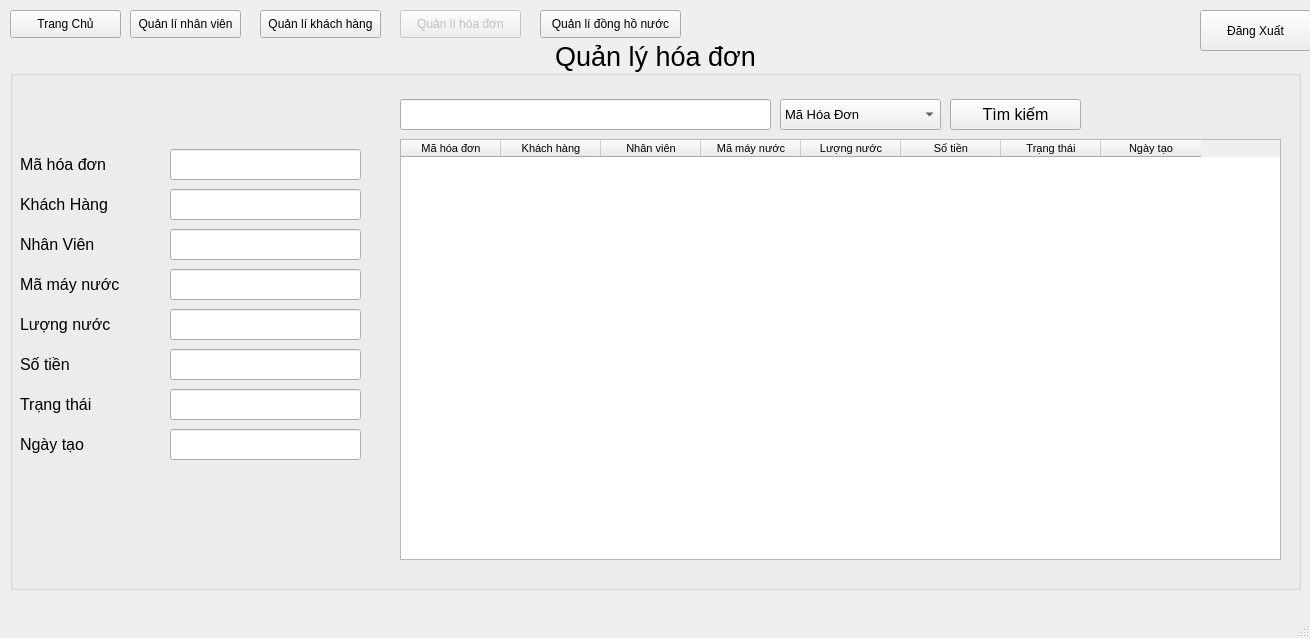
Qt form GUI/UI/QuanLyHoaDon.ui (MinhVi2004/WaterManagement) before a commit.
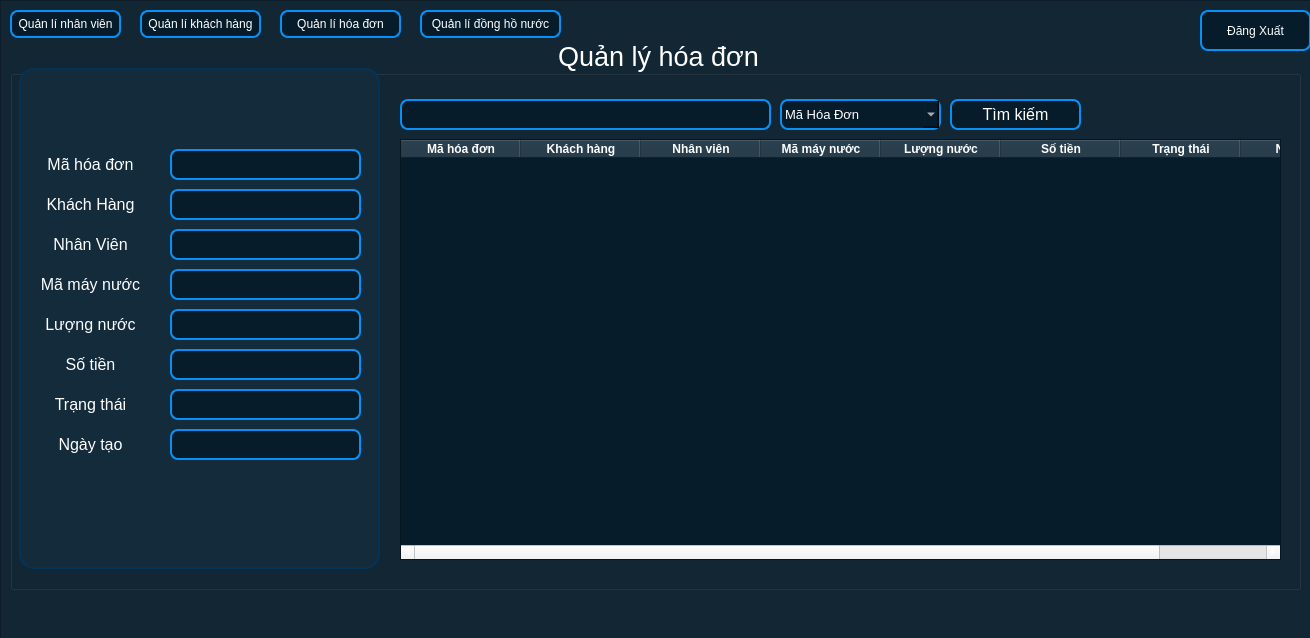
The same form after that commit.

Commit message: dark theme + xóa nút home

```diff
--- a/GUI/UI/QuanLyHoaDon.ui
+++ b/GUI/UI/QuanLyHoaDon.ui
@@ -28,6 +28,9 @@
       <pointsize>20</pointsize>
      </font>
     </property>
+    <property name="styleSheet">
+     <string notr="true">color: white;</string>
+    </property>
     <property name="title">
      <string>Quản lý hóa đơn</string>
     </property>
@@ -48,9 +51,15 @@
        <pointsize>12</pointsize>
       </font>
      </property>
+     <property name="layoutDirection">
+      <enum>Qt::LeftToRight</enum>
+     </property>
      <property name="text">
       <string>Mã hóa đơn</string>
      </property>
+     <property name="alignment">
+      <set>Qt::AlignCenter</set>
+     </property>
     </widget>
     <widget class="QLineEdit" name="MaHD">
      <property name="geometry">
@@ -66,6 +75,12 @@
        <pointsize>10</pointsize>
       </font>
      </property>
+     <property name="styleSheet">
+      <string>background-color: rgb(7, 28, 42);
+border: 2px solid rgb(7, 144, 245);   /* Blue border */
+border-radius: 8px;
+color:white;</string>
+     </property>
      <property name="readOnly">
       <bool>true</bool>
      </property>
@@ -84,6 +99,12 @@
        <pointsize>10</pointsize>
       </font>
      </property>
+     <property name="styleSheet">
+      <string>background-color: rgb(7, 28, 42);
+border: 2px solid rgb(7, 144, 245);   /* Blue border */
+border-radius: 8px;
+color:white;</string>
+     </property>
      <property name="text">
       <string/>
      </property>
@@ -105,9 +126,15 @@
        <pointsize>12</pointsize>
       </font>
      </property>
+     <property name="layoutDirection">
+      <enum>Qt::LeftToRight</enum>
+     </property>
      <property name="text">
       <string>Khách Hàng</string>
      </property>
+     <property name="alignment">
+      <set>Qt::AlignCenter</set>
+     </property>
     </widget>
     <widget class="QLineEdit" name="txtMaMN">
      <property name="geometry">
@@ -123,6 +150,12 @@
        <pointsize>10</pointsize>
       </font>
      </property>
+     <property name="styleSheet">
+      <string>background-color: rgb(7, 28, 42);
+border: 2px solid rgb(7, 144, 245);   /* Blue border */
+border-radius: 8px;
+color:white;</string>
+     </property>
      <property name="readOnly">
       <bool>true</bool>
      </property>
@@ -141,9 +174,15 @@
        <pointsize>12</pointsize>
       </font>
      </property>
+     <property name="layoutDirection">
+      <enum>Qt::LeftToRight</enum>
+     </property>
      <property name="text">
       <string>Mã máy nước</string>
      </property>
+     <property name="alignment">
+      <set>Qt::AlignCenter</set>
+     </property>
     </widget>
     <widget class="QPushButton" name="pushButton_6">
      <property name="geometry">
@@ -159,6 +198,12 @@
        <pointsize>12</pointsize>
       </font>
      </property>
+     <property name="styleSheet">
+      <string>background-color: rgb(7, 28, 42);
+border: 2px solid rgb(7, 144, 245);   /* Blue border */
+border-radius: 8px;
+color:white;</string>
+     </property>
      <property name="text">
       <string>Tìm kiếm</string>
      </property>
@@ -177,6 +222,12 @@
        <pointsize>10</pointsize>
       </font>
      </property>
+     <property name="styleSheet">
+      <string>background-color: rgb(7, 28, 42);
+border: 2px solid rgb(7, 144, 245);   /* Blue border */
+border-radius: 8px;
+color:white;</string>
+     </property>
     </widget>
     <widget class="QTableWidget" name="List">
      <property name="geometry">
@@ -195,9 +246,46 @@
      </property>
      <property name="font">
       <font>
-       <pointsize>8</pointsize>
+       <pointsize>-1</pointsize>
       </font>
      </property>
+     <property name="styleSheet">
+      <string notr="true">QTableWidget {
+    background-color: rgb(7, 28, 42);     /* cell background */
+    color: white;                  /* text color */
+    gridline-color: #dcdcdc;         /* grid line color */
+    font-size: 14px;
+}
+
+QTableWidget::item:selected {
+    background-color: #85c1e9;       /* selected row background */
+    color: white;                    /* selected text color */
+}
+QHeaderView::section {
+    background-color: rgb(25, 47, 63);
+    color: white;
+    font-weight: bold;
+}
+
+QScrollBar:horizontal {
+    background: rgb(0, 0, 0);
+    height: 10px;
+    margin: 0px;
+}
+
+QScrollBar::handle:horizontal {
+    background: #3498db;
+    min-width: 20px;
+    border-radius: 5px;
+}
+
+QScrollBar::add-line:horizontal,
+QScrollBar::sub-line:horizontal {
+    background: none;
+    width: 0px;
+}
+</string>
+     </property>
      <property name="autoScroll">
       <bool>true</bool>
      </property>
@@ -217,7 +305,7 @@
       <bool>true</bool>
      </property>
      <attribute name="horizontalHeaderDefaultSectionSize">
-      <number>100</number>
+      <number>120</number>
      </attribute>
      <attribute name="verticalHeaderVisible">
       <bool>false</bool>
@@ -277,6 +365,12 @@
        <pointsize>10</pointsize>
       </font>
      </property>
+     <property name="styleSheet">
+      <string>background-color: rgb(7, 28, 42);
+border: 2px solid rgb(7, 144, 245);   /* Blue border */
+border-radius: 8px;
+color:white;</string>
+     </property>
      <property name="text">
       <string/>
      </property>
@@ -298,9 +392,15 @@
        <pointsize>12</pointsize>
       </font>
      </property>
+     <property name="layoutDirection">
+      <enum>Qt::LeftToRight</enum>
+     </property>
      <property name="text">
       <string>Lượng nước</string>
      </property>
+     <property name="alignment">
+      <set>Qt::AlignCenter</set>
+     </property>
     </widget>
     <widget class="QLineEdit" name="txtStatus">
      <property name="geometry">
@@ -316,6 +416,12 @@
        <pointsize>10</pointsize>
       </font>
      </property>
+     <property name="styleSheet">
+      <string>background-color: rgb(7, 28, 42);
+border: 2px solid rgb(7, 144, 245);   /* Blue border */
+border-radius: 8px;
+color:white;</string>
+     </property>
      <property name="text">
       <string/>
      </property>
@@ -337,9 +443,15 @@
        <pointsize>12</pointsize>
       </font>
      </property>
+     <property name="layoutDirection">
+      <enum>Qt::LeftToRight</enum>
+     </property>
      <property name="text">
       <string>Trạng thái</string>
      </property>
+     <property name="alignment">
+      <set>Qt::AlignCenter</set>
+     </property>
     </widget>
     <widget class="QLineEdit" name="txtNgayTao">
      <property name="geometry">
@@ -355,6 +467,12 @@
        <pointsize>10</pointsize>
       </font>
      </property>
+     <property name="styleSheet">
+      <string>background-color: rgb(7, 28, 42);
+border: 2px solid rgb(7, 144, 245);   /* Blue border */
+border-radius: 8px;
+color:white;</string>
+     </property>
      <property name="text">
       <string/>
      </property>
@@ -376,9 +494,15 @@
        <pointsize>12</pointsize>
       </font>
      </property>
+     <property name="layoutDirection">
+      <enum>Qt::LeftToRight</enum>
+     </property>
      <property name="text">
       <string>Ngày tạo</string>
      </property>
+     <property name="alignment">
+      <set>Qt::AlignCenter</set>
+     </property>
     </widget>
     <widget class="QLineEdit" name="TenNV">
      <property name="geometry">
@@ -394,6 +518,12 @@
        <pointsize>10</pointsize>
       </font>
      </property>
+     <property name="styleSheet">
+      <string>background-color: rgb(7, 28, 42);
+border: 2px solid rgb(7, 144, 245);   /* Blue border */
+border-radius: 8px;
+color:white;</string>
+     </property>
      <property name="text">
       <string/>
      </property>
@@ -415,9 +545,15 @@
        <pointsize>12</pointsize>
       </font>
      </property>
+     <property name="layoutDirection">
+      <enum>Qt::LeftToRight</enum>
+     </property>
      <property name="text">
       <string>Nhân Viên</string>
      </property>
+     <property name="alignment">
+      <set>Qt::AlignCenter</set>
+     </property>
     </widget>
     <widget class="QComboBox" name="cbSearchType">
      <property name="geometry">
@@ -433,6 +569,12 @@
        <pointsize>10</pointsize>
       </font>
      </property>
+     <property name="styleSheet">
+      <string>background-color: rgb(7, 28, 42);
+border: 2px solid rgb(7, 144, 245);   /* Blue border */
+border-radius: 8px;
+color:white;</string>
+     </property>
      <item>
       <property name="text">
        <string>Mã Hóa Đơn</string>
@@ -468,9 +610,15 @@
        <pointsize>12</pointsize>
       </font>
      </property>
+     <property name="layoutDirection">
+      <enum>Qt::LeftToRight</enum>
+     </property>
      <property name="text">
       <string>Số tiền</string>
      </property>
+     <property name="alignment">
+      <set>Qt::AlignCenter</set>
+     </property>
     </widget>
     <widget class="QLineEdit" name="txtTotalBill">
      <property name="geometry">
@@ -486,6 +634,12 @@
        <pointsize>10</pointsize>
       </font>
      </property>
+     <property name="styleSheet">
+      <string>background-color: rgb(7, 28, 42);
+border: 2px solid rgb(7, 144, 245);   /* Blue border */
+border-radius: 8px;
+color:white;</string>
+     </property>
      <property name="text">
       <string/>
      </property>
@@ -493,105 +647,48 @@
       <bool>true</bool>
      </property>
     </widget>
-   </widget>
-   <widget class="QPushButton" name="btnHD_2">
-    <property name="enabled">
-     <bool>false</bool>
-    </property>
-    <property name="geometry">
-     <rect>
-      <x>400</x>
-      <y>10</y>
-      <width>121</width>
-      <height>28</height>
-     </rect>
-    </property>
-    <property name="styleSheet">
-     <string notr="true"/>
-    </property>
-    <property name="text">
-     <string>Quản lí hóa đơn</string>
-    </property>
-   </widget>
-   <widget class="QPushButton" name="btnKH_2">
-    <property name="geometry">
-     <rect>
-      <x>260</x>
-      <y>10</y>
-      <width>121</width>
-      <height>28</height>
-     </rect>
-    </property>
-    <property name="styleSheet">
-     <string notr="true"/>
-    </property>
-    <property name="text">
-     <string>Quản lí khách hàng</string>
-    </property>
-   </widget>
-   <widget class="QPushButton" name="btnNV_2">
-    <property name="enabled">
-     <bool>true</bool>
-    </property>
-    <property name="geometry">
-     <rect>
-      <x>130</x>
-      <y>10</y>
-      <width>111</width>
-      <height>28</height>
-     </rect>
-    </property>
-    <property name="font">
-     <font>
-      <kerning>true</kerning>
-     </font>
-    </property>
-    <property name="styleSheet">
-     <string notr="true"/>
-    </property>
-    <property name="text">
-     <string>Quản lí nhân viên</string>
-    </property>
-   </widget>
-   <widget class="QPushButton" name="btnHome">
-    <property name="enabled">
-     <bool>true</bool>
-    </property>
-    <property name="geometry">
-     <rect>
-      <x>10</x>
-      <y>10</y>
-      <width>111</width>
-      <height>28</height>
-     </rect>
-    </property>
-    <property name="font">
-     <font>
-      <kerning>true</kerning>
-     </font>
-    </property>
-    <property name="styleSheet">
-     <string notr="true"/>
-    </property>
-    <property name="text">
-     <string>Trang Chủ</string>
-    </property>
-   </widget>
-   <widget class="QPushButton" name="btnDHN_2">
-    <property name="geometry">
-     <rect>
-      <x>540</x>
-      <y>10</y>
-      <width>141</width>
-      <height>28</height>
-     </rect>
-    </property>
-    <property name="styleSheet">
-     <string notr="true"/>
-    </property>
-    <property name="text">
-     <string>Quản lí đồng hồ nước</string>
-    </property>
+    <widget class="QFrame" name="frame_2">
+     <property name="geometry">
+      <rect>
+       <x>9</x>
+       <y>29</y>
+       <width>361</width>
+       <height>501</height>
+      </rect>
+     </property>
+     <property name="styleSheet">
+      <string notr="true">background-color: rgb(20, 43, 59);
+ border: 2px solid rgb(1, 52, 88);      /* Blue outline */
+    border-radius: 15px;            /* Rounded corners */</string>
+     </property>
+     <property name="frameShape">
+      <enum>QFrame::StyledPanel</enum>
+     </property>
+     <property name="frameShadow">
+      <enum>QFrame::Raised</enum>
+     </property>
+    </widget>
+    <zorder>frame_2</zorder>
+    <zorder>label</zorder>
+    <zorder>MaHD</zorder>
+    <zorder>TenKH</zorder>
+    <zorder>label_2</zorder>
+    <zorder>txtMaMN</zorder>
+    <zorder>label_3</zorder>
+    <zorder>pushButton_6</zorder>
+    <zorder>txtSearch</zorder>
+    <zorder>List</zorder>
+    <zorder>txtAmount</zorder>
+    <zorder>label_7</zorder>
+    <zorder>txtStatus</zorder>
+    <zorder>label_9</zorder>
+    <zorder>txtNgayTao</zorder>
+    <zorder>label_10</zorder>
+    <zorder>TenNV</zorder>
+    <zorder>label_11</zorder>
+    <zorder>cbSearchType</zorder>
+    <zorder>label_8</zorder>
+    <zorder>txtTotalBill</zorder>
    </widget>
    <widget class="QPushButton" name="btnDangXuat">
     <property name="geometry">
@@ -602,22 +699,129 @@
       <height>41</height>
      </rect>
     </property>
+    <property name="styleSheet">
+     <string notr="true">background-color: rgb(7, 28, 42);
+border: 2px solid rgb(7, 144, 245);   /* Blue border */
+border-radius: 8px;
+color:white;</string>
+    </property>
     <property name="text">
      <string>Đăng Xuất</string>
     </property>
    </widget>
+   <widget class="QFrame" name="frame">
+    <property name="geometry">
+     <rect>
+      <x>0</x>
+      <y>0</y>
+      <width>1311</width>
+      <height>641</height>
+     </rect>
+    </property>
+    <property name="layoutDirection">
+     <enum>Qt::LeftToRight</enum>
+    </property>
+    <property name="styleSheet">
+     <string notr="true">background-color: rgb(18, 38, 52);</string>
+    </property>
+    <property name="frameShape">
+     <enum>QFrame::StyledPanel</enum>
+    </property>
+    <property name="frameShadow">
+     <enum>QFrame::Raised</enum>
+    </property>
+    <widget class="QPushButton" name="btnDHN_2">
+     <property name="geometry">
+      <rect>
+       <x>420</x>
+       <y>10</y>
+       <width>141</width>
+       <height>28</height>
+      </rect>
+     </property>
+     <property name="styleSheet">
+      <string notr="true">background-color: rgb(7, 28, 42);
+border: 2px solid rgb(7, 144, 245);   /* Blue border */
+border-radius: 8px;
+color:white;</string>
+     </property>
+     <property name="text">
+      <string>Quản lí đồng hồ nước</string>
+     </property>
+    </widget>
+    <widget class="QPushButton" name="btnKH_2">
+     <property name="geometry">
+      <rect>
+       <x>140</x>
+       <y>10</y>
+       <width>121</width>
+       <height>28</height>
+      </rect>
+     </property>
+     <property name="styleSheet">
+      <string notr="true">background-color: rgb(7, 28, 42);
+border: 2px solid rgb(7, 144, 245);   /* Blue border */
+border-radius: 8px;
+color:white;</string>
+     </property>
+     <property name="text">
+      <string>Quản lí khách hàng</string>
+     </property>
+    </widget>
+    <widget class="QPushButton" name="btnNV_2">
+     <property name="enabled">
+      <bool>true</bool>
+     </property>
+     <property name="geometry">
+      <rect>
+       <x>10</x>
+       <y>10</y>
+       <width>111</width>
+       <height>28</height>
+      </rect>
+     </property>
+     <property name="font">
+      <font>
+       <kerning>true</kerning>
+      </font>
+     </property>
+     <property name="styleSheet">
+      <string notr="true">background-color: rgb(7, 28, 42);
+border: 2px solid rgb(7, 144, 245);   /* Blue border */
+border-radius: 8px;
+color:white;</string>
+     </property>
+     <property name="text">
+      <string>Quản lí nhân viên</string>
+     </property>
+    </widget>
+    <widget class="QPushButton" name="btnHD_2">
+     <property name="enabled">
+      <bool>false</bool>
+     </property>
+     <property name="geometry">
+      <rect>
+       <x>280</x>
+       <y>10</y>
+       <width>121</width>
+       <height>28</height>
+      </rect>
+     </property>
+     <property name="styleSheet">
+      <string notr="true">background-color: rgb(7, 28, 42);
+border: 2px solid rgb(7, 144, 245);   /* Blue border */
+border-radius: 8px;
+color:white;</string>
+     </property>
+     <property name="text">
+      <string>Quản lí hóa đơn</string>
+     </property>
+    </widget>
+   </widget>
+   <zorder>frame</zorder>
+   <zorder>groupBox</zorder>
+   <zorder>btnDangXuat</zorder>
   </widget>
-  <widget class="QMenuBar" name="menubar">
-   <property name="geometry">
-    <rect>
-     <x>0</x>
-     <y>0</y>
-     <width>1310</width>
-     <height>26</height>
-    </rect>
-   </property>
-  </widget>
-  <widget class="QStatusBar" name="statusbar"/>
  </widget>
  <resources/>
  <connections/>
```
Left out of the diff: 3 changed lines with no effect on the pictures. The commit also changes 13 other files.
